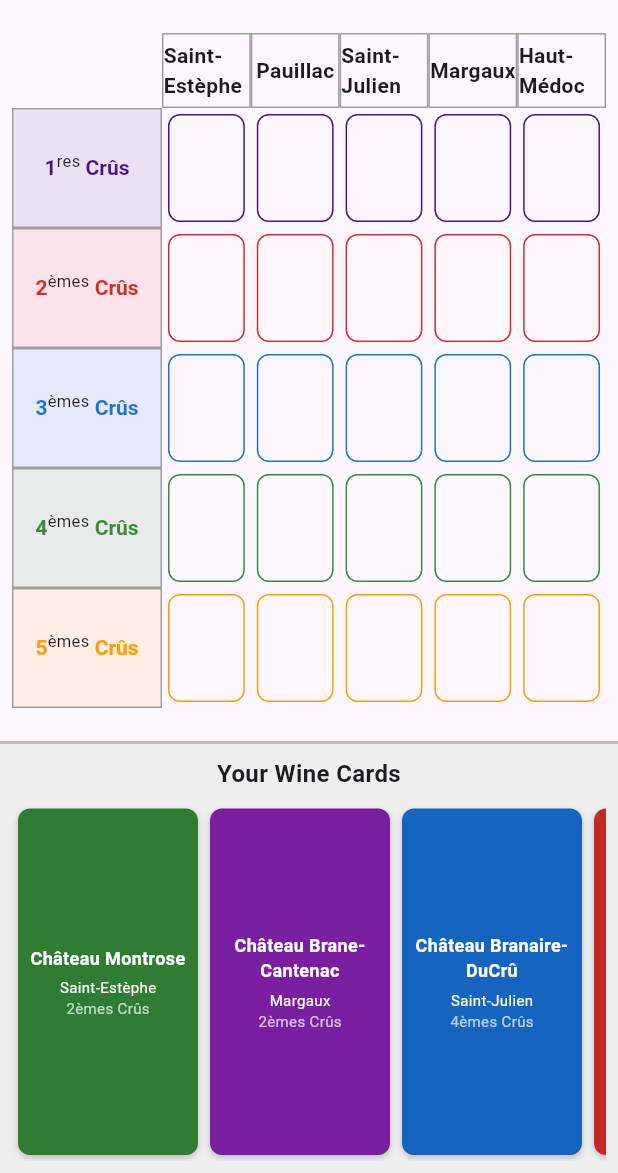
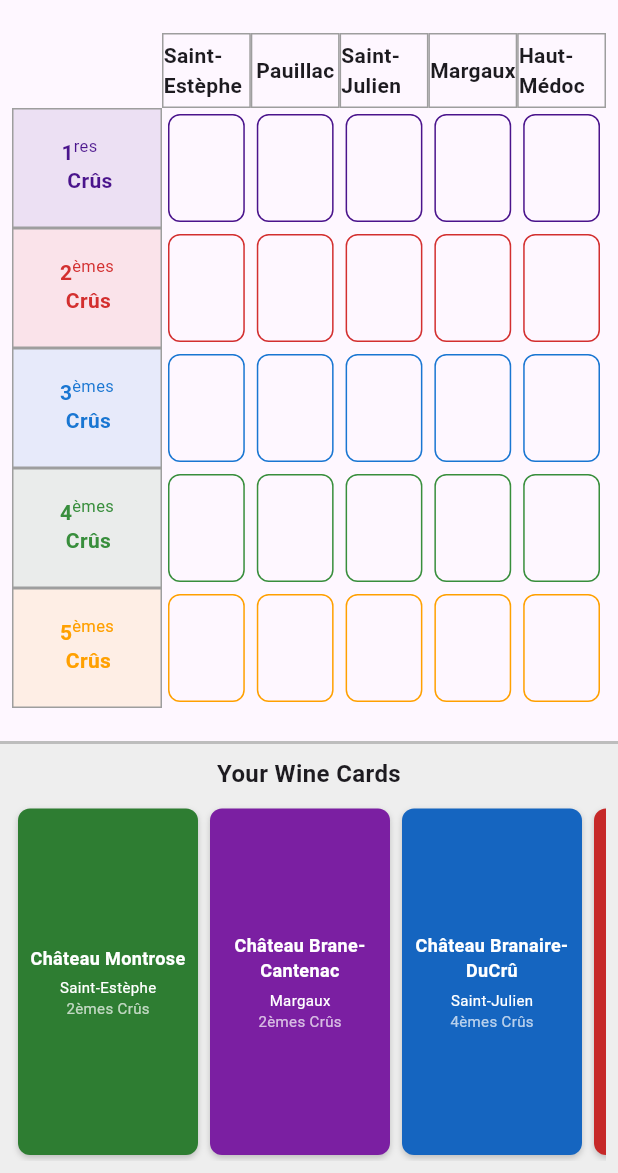
Before and after one commit to nwatab/medoc-1855-domino, a Flutter app: the screen it shows after launch, on a phone screen of 412 x 824 dp, the part 63-1236 px from its top. Run offline on Flutter 3.47's test engine with Material 3 defaults, Android fonts, the phone set to English and light mode, and no system bars; Roboto replaces fonts that are missing (Georgia).

Commit message:
adjust header

```diff
--- a/lib/main.dart
+++ b/lib/main.dart
@@ -204,7 +204,11 @@
                         border: Border.all(color: Colors.grey),
                         color: _getClassificationColor(classification).withOpacity(0.1),
                       ),
-                      child: RichText(
+                      child: Wrap(
+                        direction: Axis.vertical,
+                        crossAxisAlignment: WrapCrossAlignment.start,
+                        children: [
+                          RichText(
                             text: TextSpan(
                               style: TextStyle(
                                 fontWeight: FontWeight.bold,
@@ -212,7 +216,7 @@
                               ),
                               children: [
                                 TextSpan(text: classificationName[0]),
-                            // Superscript for "res" and "èmes"
+                                // Superscript for "res" and "èmes" with color
                                 WidgetSpan(
                                   alignment: PlaceholderAlignment.baseline,
                                   baseline: TextBaseline.alphabetic,
@@ -220,14 +224,26 @@
                                     offset: const Offset(0, -5),
                                     child: Text(
                                       classificationName.substring(1, classificationName.indexOf(" ")),
-                                  style: TextStyle(fontSize: 11),
+                                      style: TextStyle(
+                                        fontSize: 11,
+                                        color: _getClassificationColor(classification),
                                       ),
                                     ),
                                   ),
-                            TextSpan(text: classificationName.substring(classificationName.indexOf(" "))),
+                                ),
                               ],
                             ),
-                      )
+                          ),
+                          // Second line with remaining text
+                          Text(
+                            classificationName.substring(classificationName.indexOf(" ")),
+                            style: TextStyle(
+                              fontWeight: FontWeight.bold,
+                              color: _getClassificationColor(classification),
+                            ),
+                          ),
+                        ],
+                      ),
                     ),
                     // Build one cell per municipality
                     ...List.generate(_municipalities.length, (areaIndex) {
```
Lines whose indentation alone changed are shown as unchanged.
